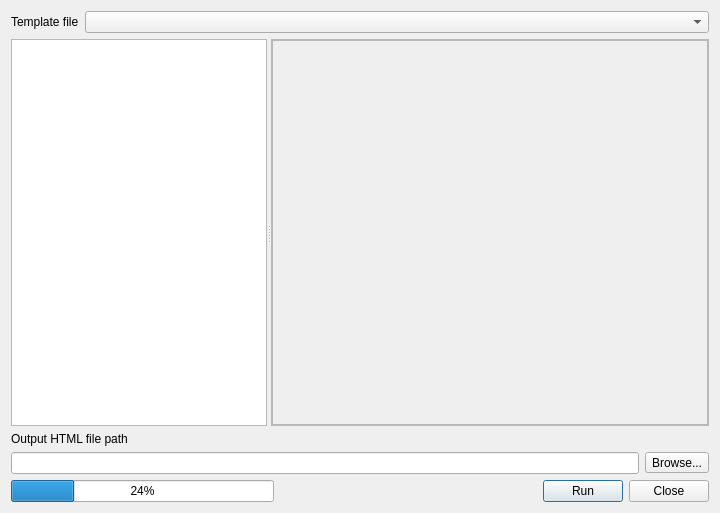
The window that ui/qgis2threejsdialog.ui (minorua/Qgis2threejs) describes before a commit, drawn with Qt 5.
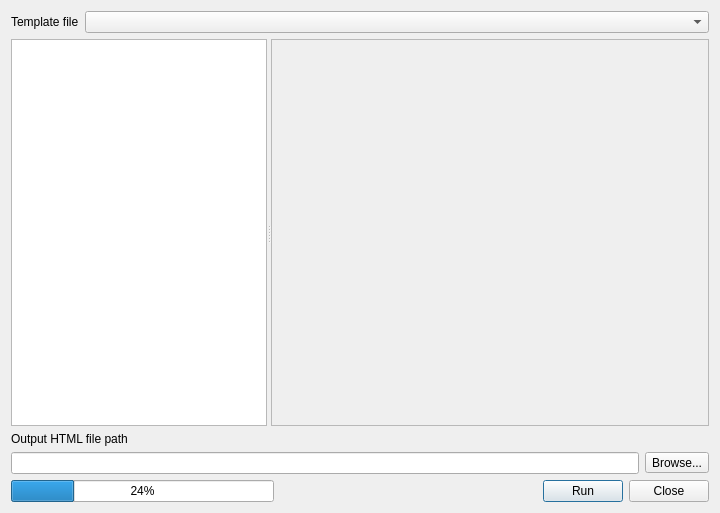
The same window after the commit.

Commit message: simplify widget structure

What changed in the file:
```diff
--- a/ui/qgis2threejsdialog.ui
+++ b/ui/qgis2threejsdialog.ui
@@ -79,9 +79,9 @@
          </property>
         </column>
        </widget>
-       <widget class="QFrame" name="frame">
+       <widget class="QScrollArea" name="scrollArea">
         <property name="sizePolicy">
-         <sizepolicy hsizetype="Preferred" vsizetype="Preferred">
+         <sizepolicy hsizetype="Expanding" vsizetype="Expanding">
           <horstretch>1</horstretch>
           <verstretch>0</verstretch>
          </sizepolicy>
@@ -92,28 +92,16 @@
           <height>0</height>
          </size>
         </property>
-        <property name="frameShape">
-         <enum>QFrame::StyledPanel</enum>
-        </property>
-        <property name="frameShadow">
-         <enum>QFrame::Raised</enum>
-        </property>
-        <layout class="QGridLayout" name="gridLayout_12">
-         <property name="margin">
-          <number>0</number>
-         </property>
-         <item row="0" column="0">
-          <widget class="QScrollArea" name="scrollArea_2">
            <property name="widgetResizable">
             <bool>true</bool>
            </property>
-           <widget class="QWidget" name="scrollAreaWidgetContents_2">
+        <widget class="QWidget" name="scrollAreaWidgetContents">
             <property name="geometry">
              <rect>
               <x>0</x>
               <y>0</y>
-              <width>435</width>
-              <height>384</height>
+           <width>437</width>
+           <height>386</height>
              </rect>
             </property>
             <property name="sizePolicy">
@@ -131,9 +119,6 @@
              </item>
             </layout>
            </widget>
-          </widget>
-         </item>
-        </layout>
        </widget>
       </widget>
      </item>
```
Lines whose indentation alone changed are shown as unchanged. The commit also changes 3 other files.
